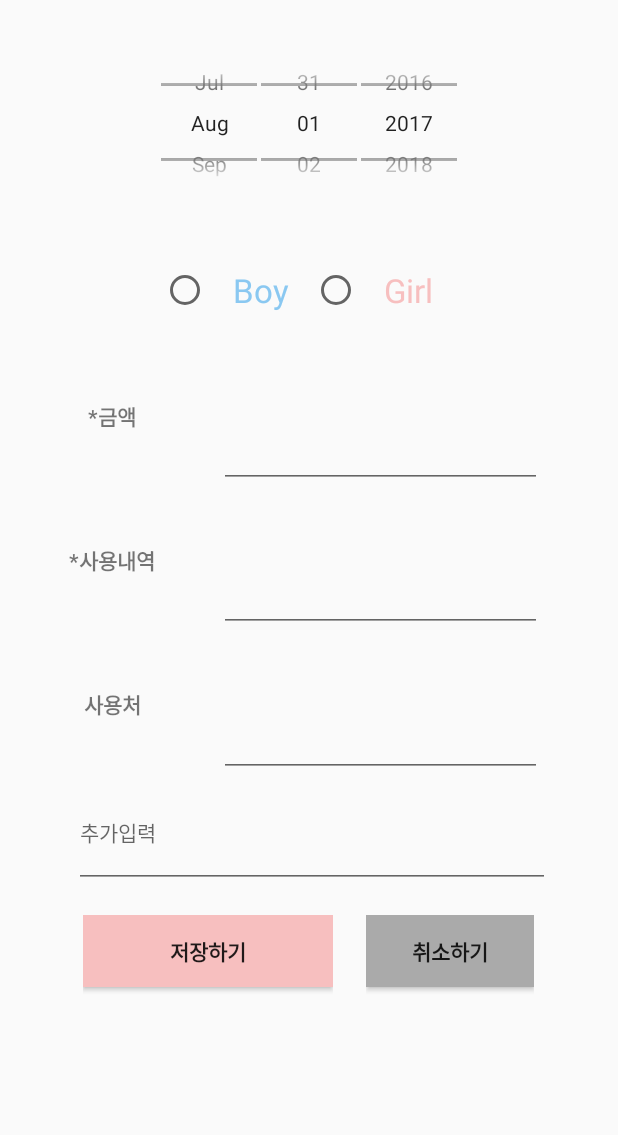
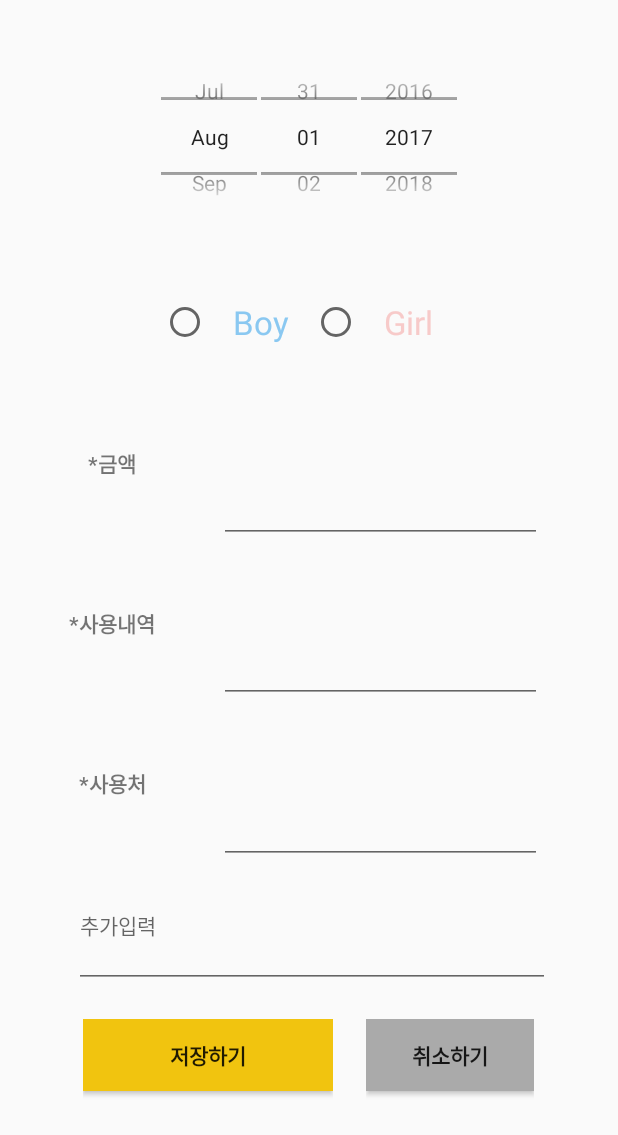
Before and after one commit to hyunlim-kim/GGCS2, an Android app: the layout activity_expense_second.xml on its own in the app's theme, with its tools: preview values and no code run, on a phone screen of 412 x 824 dp. Shown: the top 1135 px of the screen. Run offline under Robolectric (Android 15) with nearby library versions, the phone set to English and light mode, and no system bars.

Commit message:
Merge branch 'master' of /Users/qnqnqn1239/AndroidStudioProjects/GGCS2 with conflicts.

```diff
--- a/app/src/main/java/org/androidtown/calendar/month/ExpenseAdapter.java
+++ b/app/src/main/java/org/androidtown/calendar/month/ExpenseAdapter.java
@@ -23,8 +23,8 @@ public class ExpenseAdapter extends BaseAdapter {
     private Context context;
     private List<ExpenseBean> list;
 
-    private EditText edtMoney, edtDetail, edtPlace, edtMemo;
-    private Button btnSave, btnCancel;
+    private TextView txtPayment01, txtDetail01, txtEtc01;
+    private TextView txtPayment02, txtDetail02, txtEtc02;
 
     public ExpenseAdapter(Context context, List<ExpenseBean>list){
         this.context = context;
--- a/app/src/main/java/org/androidtown/calendar/month/LoginActivity.java
+++ b/app/src/main/java/org/androidtown/calendar/month/LoginActivity.java
@@ -24,6 +24,8 @@ import org.springframework.web.client.RestTemplate;
 
 public class LoginActivity extends AppCompatActivity {
 
+    private String userPw;
+    public static String userId;
     // 변수 선언
     private EditText mEdtUserId, mEdtUserPw;
     private ProgressBar mProgressBar;
@@ -66,7 +68,7 @@ public class LoginActivity extends AppCompatActivity {
         // URL_LOGIN_PROC 설정(자기 IP에 맞게 설정할 것!!!!!!!!!!)
         public static final String URL_LOGIN_PROC = "http://117.17.93.203:8888//rest/loginProc.do";
         // DataBase에 저장되어 있는 table의 항목 이름(자바에서 변수랑 똑같아야 함)
-        private String userId, userPw;
+
 
         @Override
         protected void onPreExecute() {
--- a/app/src/main/res/layout/activity_expense_second.xml
+++ b/app/src/main/res/layout/activity_expense_second.xml
@@ -6,6 +6,15 @@
     android:layout_height="match_parent"
     android:orientation="vertical"
     android:weightSum="10">
+
+    <FrameLayout
+        android:layout_width="match_parent"
+        android:layout_height="match_parent">
+
+        <LinearLayout
+            android:layout_width="match_parent"
+            android:layout_height="match_parent"
+            android:orientation="vertical">
 
             <LinearLayout
                 android:layout_width="match_parent"
@@ -33,6 +42,7 @@
                 </LinearLayout>
 
             </LinearLayout>
+
             <LinearLayout
                 android:layout_width="match_parent"
                 android:layout_height="0dp"
@@ -64,7 +74,7 @@
                     android:paddingRight="25dp">
 
                     <RadioButton
-                android:id="@+id/man"
+                        android:id="@+id/men"
                         android:layout_width="wrap_content"
                         android:layout_height="wrap_content"
                         android:layout_gravity="center"
@@ -72,18 +82,17 @@
                         android:gravity="center"
                         android:text="Boy"
                         android:textColor="@color/colorPrimary"
-                android:textColorLink="@color/colorPrimary"
                         android:textSize="22dp" />
 
                     <RadioButton
-                android:id="@+id/woman"
+                        android:id="@+id/Women"
                         android:layout_width="wrap_content"
                         android:layout_height="wrap_content"
                         android:layout_gravity="center"
                         android:layout_weight="1"
                         android:gravity="center"
                         android:text="Girl"
-                android:textColor="@color/colorAccent"
+                        android:textColor="@color/colorPrimaryDark"
                         android:textSize="22dp" />
                 </RadioGroup>
 
@@ -149,7 +158,7 @@
                         android:layout_height="0dp"
                         android:layout_weight="1"
                         android:gravity="center"
-                android:text="사용처"
+                        android:text="*사용처"
                         android:textSize="14sp"
                         android:textStyle="bold" /><![CDATA[
 
@@ -188,7 +197,7 @@
                             android:layout_height="match_parent"
                             android:layout_weight="7"
                             android:ems="10"
-                    android:inputType="textPersonName" />
+                            android:inputType="number" />
 
 
 
@@ -372,7 +381,7 @@
 
 
                         <Button
-                    android:id="@+id/btnSave"
+                            android:id="@+id/btnOK"
                             android:layout_width="match_parent"
                             android:layout_height="wrap_content"
                             android:background="@color/colorAccent"
@@ -400,7 +409,7 @@
 
 
                         <Button
-                    android:id="@+id/btnCancel"
+                            android:id="@+id/btnBack"
                             android:layout_width="match_parent"
                             android:layout_height="wrap_content"
                             android:background="@android:color/darker_gray"
@@ -420,5 +429,15 @@
                 </LinearLayout>
 
             </LinearLayout>
+        </LinearLayout>
+
+        <ProgressBar
+            android:id="@+id/progressBar"
+            style="?android:attr/progressBarStyle"
+            android:layout_width="wrap_content"
+            android:layout_height="wrap_content"
+            android:layout_gravity="center"
+            android:visibility="invisible" />
+    </FrameLayout>
 
 </LinearLayout>
--- a/app/src/main/res/values/colors.xml
+++ b/app/src/main/res/values/colors.xml
@@ -1,14 +1,14 @@
 <?xml version="1.0" encoding="utf-8"?>
 <resources>
     <color name="colorPrimary">#8ac8f1</color>
-    <color name="colorPrimaryDark">#6d6b6b</color>
-    <color name="colorAccent">#f7bfbf</color>
+    <color name="colorPrimaryDark">#f7cac9</color>
+    <color name="colorAccent">#f1c40f</color>
 
 
         <color name="pink">#f7bfbf</color>
         <color name="mint">#9ecccd</color>
         <color name="white">#FFFFFF</color>
-        <color name="gray">#BDBDBD</color>
+        <color name="gray">#9E9E9E</color>
         <color name="orange">#F0C40F</color>
 
 
```
Also changed, not shown: app/src/main/java/org/androidtown/calendar/month/ExpenseSecond.java (+128 -50 lines). Lines whose indentation alone changed are shown as unchanged.
